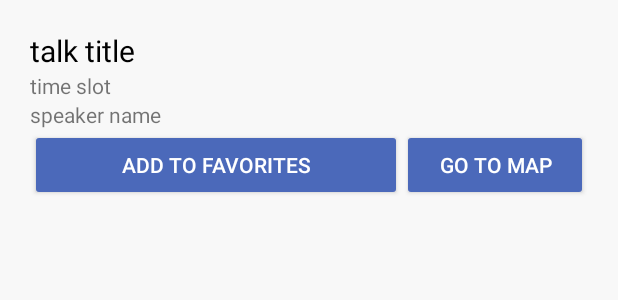
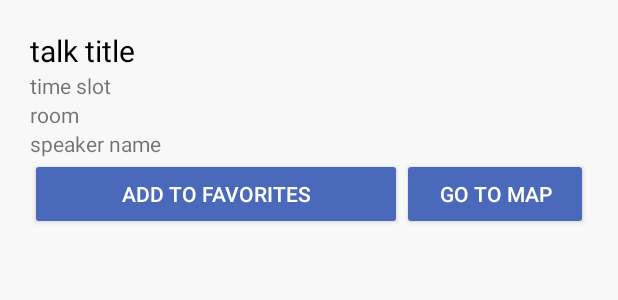
Before and after one commit to ktommet12/MHEF-Conference, an Android app: the layout table_row.xml on its own in the app's theme, with its tools: preview values and no code run, on a phone screen of 412 x 824 dp. Shown: the top 300 px of the screen. Run offline under Robolectric (Android 15) with nearby library versions, the phone set to English and light mode, and no system bars.

Commit message:
building in functionality for the talk rooms

```diff
--- a/app/build.gradle
+++ b/app/build.gradle
@@ -47,8 +47,8 @@ dependencies {
     compile('com.twitter.sdk.android:twitter:2.3.2@aar') {
         transitive = true;
     }
+    compile files('../libs/YouTubeAndroidPlayerApi.jar')
     compile 'com.android.support:multidex:1.0.1'
-    compile files('../libs/YouTubeAndroidPlayerApi.jar')
     compile 'com.android.support:appcompat-v7:25.3.1'
     compile 'com.android.support:design:25.3.1'
     compile 'com.android.support:support-v4:25.3.1'
--- a/app/src/main/java/org/erickson_foundation/miltonhericksonfoundation/Fragments/DayTalkInfoFragment.java
+++ b/app/src/main/java/org/erickson_foundation/miltonhericksonfoundation/Fragments/DayTalkInfoFragment.java
@@ -25,7 +25,7 @@ import org.erickson_foundation.miltonhericksonfoundation.R;
 public class DayTalkInfoFragment extends Fragment implements View.OnClickListener {
     private ConferenceTalk currentTalk;
     private final String TAG = "DayTalkInfo";
-    private TextView txtTitle, txtTimeAndDate, txtDescription, txtSpeakerName;
+    private TextView txtTitle, txtTimeAndDate, txtDescription, txtSpeakerName, txtTalkRoom;
     private Button btnAddToFavorites,btnRemoveFromFavorites, btnViewOnMap, btnBackToSchedule;
     private MainActivity mainActivity;
     private ImageView speakerImage;
@@ -53,6 +53,7 @@ public class DayTalkInfoFragment extends Fragment implements View.OnClickListene
         txtDescription         = (TextView) v.findViewById(R.id.txt_event_description);
         txtTimeAndDate         = (TextView) v.findViewById(R.id.txt_event_time_date);
         txtTitle               = (TextView) v.findViewById(R.id.txt_event_title);
+        txtTalkRoom            = (TextView) v.findViewById(R.id.talk_room);
         txtSpeakerName         = (TextView) v.findViewById(R.id.txt_speaker_name);
         btnBackToSchedule      = (Button)v.findViewById(R.id.btn_back_to_schedule);
         btnViewOnMap           = (Button) v.findViewById(R.id.btn_go_to_map);
@@ -117,6 +118,7 @@ public class DayTalkInfoFragment extends Fragment implements View.OnClickListene
         txtDescription.setText(currentTalk.getDescription());
         txtTitle.setText(currentTalk.getTitle());
         txtTimeAndDate.setText(currentTalk.getTimeSlot());
+        txtTalkRoom.setText(currentTalk.getRoom().getFullRoom());
 
         return v;
     }
--- a/app/src/main/java/org/erickson_foundation/miltonhericksonfoundation/Fragments/ScheduleDayFragment.java
+++ b/app/src/main/java/org/erickson_foundation/miltonhericksonfoundation/Fragments/ScheduleDayFragment.java
@@ -84,6 +84,7 @@ public class ScheduleDayFragment extends Fragment implements View.OnClickListene
                 View newTalkRow = inflater.inflate(R.layout.table_row, null);
                 TextView time = (TextView) newTalkRow.findViewById(R.id.time_slot),
                         title = (TextView) newTalkRow.findViewById(R.id.talk_title),
+                        room  = (TextView) newTalkRow.findViewById(R.id.room),
                         name  = (TextView) newTalkRow.findViewById(R.id.speaker_name);
                 LinearLayout talk_table_row = (LinearLayout) newTalkRow.findViewById(R.id.talk_table_row);
 
@@ -92,6 +93,7 @@ public class ScheduleDayFragment extends Fragment implements View.OnClickListene
 
                 time.setText(currentTalk.getTimeSlot());
                 title.setText(currentTalk.getTitle());
+                room.setText(currentTalk.getRoom().getFullRoom());
                 name.setText(currentTalk.getFullNameString().replace(";", ","));
                 layout.addView(newTalkRow);
 
--- a/app/src/main/res/layout/fragment_day_talk_info.xml
+++ b/app/src/main/res/layout/fragment_day_talk_info.xml
@@ -61,6 +61,11 @@
             android:layout_height="wrap_content"
             android:text="@string/placeholder_text"
             android:id="@+id/txt_event_time_date"/>
+        <TextView
+            android:layout_width="wrap_content"
+            android:layout_height="wrap_content"
+            android:id="@+id/talk_room"
+            android:text="talk room"/>
 
         <TextView
             android:layout_width="match_parent"
--- a/app/src/main/res/layout/table_row.xml
+++ b/app/src/main/res/layout/table_row.xml
@@ -27,6 +27,11 @@
                 android:layout_height="wrap_content"
                 android:id="@+id/time_slot"
                 android:text="time slot"/>
+            <TextView
+                android:layout_width="wrap_content"
+                android:layout_height="wrap_content"
+                android:id="@+id/room"
+                android:text="room"/>
 
             <TextView
                 android:layout_width="match_parent"
```
Also changed, not shown: app/src/main/java/org/erickson_foundation/miltonhericksonfoundation/Conference/Conference.java (+13 -2 lines), app/src/main/java/org/erickson_foundation/miltonhericksonfoundation/Conference/ConferenceRoom.java (+4 -9 lines).
